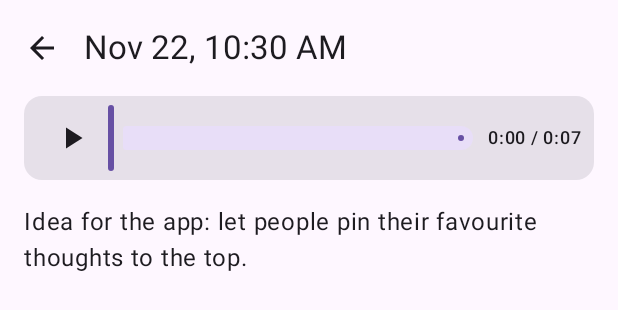
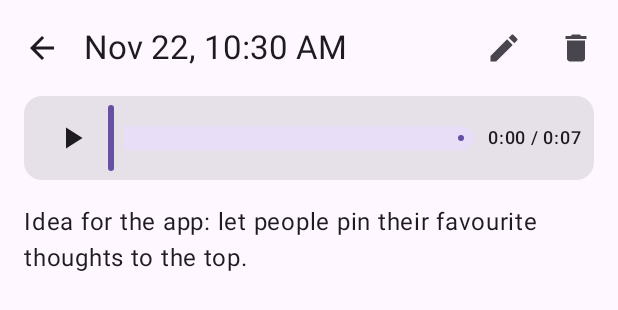
Before and after one commit to Wahab3917/pip, an Android app built with Jetpack Compose: the @Preview function NoteScreenPreview, on a phone screen of 412 x 824 dp. Shown: the top 310 px of the screen. Run offline under Robolectric (Android 15) with nearby library versions, the phone set to English and light mode, and no system bars; our stand-ins replace Room's generated code.

Commit message:
Add editing and deleting notes
- Note screen: pencil turns the transcript into an editable field (Save /
  Cancel; back cancels). Offered only once transcription is done or failed,
  so the background job can't overwrite the user's text.
- Bin asks for confirmation, then deletes the note's row and its recording.
- NoteEditingTest covers edit and delete on the real database.

```diff
--- a/app/src/main/java/one/mindly/pip/MainActivity.kt
+++ b/app/src/main/java/one/mindly/pip/MainActivity.kt
@@ -73,6 +73,11 @@ class MainActivity : ComponentActivity() {
                         onTogglePlay = { viewModel.togglePlayback(open) },
                         onSeek = { viewModel.seek(open, it) },
                         onRetry = { viewModel.retryTranscription(open.id) },
+                        onSaveTranscript = { viewModel.editTranscript(open.id, it) },
+                        onDelete = {
+                            viewModel.delete(open)
+                            openId = null
+                        },
                         onBack = {
                             viewModel.stopPlayback()
                             openId = null
--- a/app/src/main/java/one/mindly/pip/core/storage/ThoughtDao.kt
+++ b/app/src/main/java/one/mindly/pip/core/storage/ThoughtDao.kt
@@ -31,6 +31,9 @@ interface ThoughtDao {
     @Query("UPDATE thoughts SET transcript = :transcript, status = 'READY' WHERE id = :id")
     suspend fun setTranscript(id: UUID, transcript: String)
 
+    @Query("DELETE FROM thoughts WHERE id = :id")
+    suspend fun delete(id: UUID)
+
     /** A transcription that was running when the app died never finished: queue it again. */
     @Query("UPDATE thoughts SET status = 'CAUGHT' WHERE status = 'TRANSCRIBING'")
     suspend fun requeueInterrupted()
--- a/app/src/main/java/one/mindly/pip/ui/note/NoteScreen.kt
+++ b/app/src/main/java/one/mindly/pip/ui/note/NoteScreen.kt
@@ -11,12 +11,14 @@ import androidx.compose.foundation.layout.padding
 import androidx.compose.foundation.rememberScrollState
 import androidx.compose.foundation.text.selection.SelectionContainer
 import androidx.compose.foundation.verticalScroll
+import androidx.compose.material3.AlertDialog
 import androidx.compose.material3.Card
 import androidx.compose.material3.ExperimentalMaterial3Api
 import androidx.compose.material3.Icon
 import androidx.compose.material3.IconButton
 import androidx.compose.material3.LinearProgressIndicator
 import androidx.compose.material3.MaterialTheme
+import androidx.compose.material3.OutlinedTextField
 import androidx.compose.material3.Scaffold
 import androidx.compose.material3.Slider
 import androidx.compose.material3.Text
@@ -28,6 +30,7 @@ import androidx.compose.runtime.getValue
 import androidx.compose.runtime.mutableFloatStateOf
 import androidx.compose.runtime.mutableStateOf
 import androidx.compose.runtime.remember
+import androidx.compose.runtime.saveable.rememberSaveable
 import androidx.compose.runtime.setValue
 import androidx.compose.ui.Alignment
 import androidx.compose.ui.Modifier
@@ -47,10 +50,14 @@ import java.time.Instant
 import java.util.UUID
 
 /**
- * One note: the audio player on top, the transcript below. Stateless, like HomeScreen.
+ * One note: the audio player on top, the transcript below, and Edit / Delete in the top bar.
+ * Stateless apart from the edit draft and the delete dialog, which only matter on this screen.
  *
  * The transcript is what the note *is*; the recording is kept as the safety net (the
  * transcript can be wrong, the audio can't), so it's always one tap away.
+ *
+ * Editing is offered only once the transcript is done (READY) or has failed, so the background
+ * job can't overwrite the user's words. Back while editing cancels the edit.
  */
 @OptIn(ExperimentalMaterial3Api::class)
 @Composable
@@ -61,9 +68,16 @@ fun NoteScreen(
     onTogglePlay: () -> Unit,
     onSeek: (Int) -> Unit,
     onRetry: () -> Unit,
+    onSaveTranscript: (String) -> Unit,
+    onDelete: () -> Unit,
     onBack: () -> Unit,
 ) {
-    BackHandler(onBack = onBack)
+    // The text being edited, or null when not editing. Saveable, so rotating doesn't lose it.
+    var draft by rememberSaveable(thought.id) { mutableStateOf<String?>(null) }
+    var confirmDelete by rememberSaveable(thought.id) { mutableStateOf(false) }
+    val canEdit = thought.status == ThoughtStatus.READY || thought.status == ThoughtStatus.FAILED
+
+    BackHandler { if (draft != null) draft = null else onBack() }
     val context = LocalContext.current
     Scaffold(
         topBar = {
@@ -79,6 +93,24 @@ fun NoteScreen(
                 navigationIcon = {
                     IconButton(onClick = onBack) {
                         Icon(painterResource(R.drawable.ic_back), stringResource(R.string.note_back))
+                    }
+                },
+                actions = {
+                    val editing = draft
+                    if (editing != null) {
+                        TextButton(onClick = { draft = null }) { Text(stringResource(R.string.note_cancel)) }
+                        TextButton(onClick = { onSaveTranscript(editing); draft = null }) {
+                            Text(stringResource(R.string.note_save))
+                        }
+                    } else {
+                        if (canEdit) {
+                            IconButton(onClick = { draft = thought.transcript.orEmpty() }) {
+                                Icon(painterResource(R.drawable.ic_edit), stringResource(R.string.note_edit))
+                            }
+                        }
+                        IconButton(onClick = { confirmDelete = true }) {
+                            Icon(painterResource(R.drawable.ic_delete), stringResource(R.string.note_delete))
+                        }
                     }
                 },
             )
@@ -99,8 +131,33 @@ fun NoteScreen(
                 onTogglePlay = onTogglePlay,
                 onSeek = onSeek,
             )
-            Transcript(thought, onRetry)
+            val editing = draft
+            if (editing != null) {
+                OutlinedTextField(
+                    value = editing,
+                    onValueChange = { draft = it },
+                    label = { Text(stringResource(R.string.note_transcript_label)) },
+                    modifier = Modifier.fillMaxWidth(),
+                    textStyle = MaterialTheme.typography.bodyLarge,
+                )
+            } else {
+                Transcript(thought, onRetry)
+            }
         }
+    }
+
+    if (confirmDelete) {
+        AlertDialog(
+            onDismissRequest = { confirmDelete = false },
+            title = { Text(stringResource(R.string.note_delete_title)) },
+            text = { Text(stringResource(R.string.note_delete_text)) },
+            confirmButton = {
+                TextButton(onClick = { confirmDelete = false; onDelete() }) { Text(stringResource(R.string.note_delete)) }
+            },
+            dismissButton = {
+                TextButton(onClick = { confirmDelete = false }) { Text(stringResource(R.string.note_cancel)) }
+            },
+        )
     }
 }
 
@@ -201,7 +258,7 @@ private fun NoteScreenPreview() {
             ),
             player = ThoughtPlayer.State(),
             positionMs = { 0 },
-            onTogglePlay = {}, onSeek = {}, onRetry = {}, onBack = {},
+            onTogglePlay = {}, onSeek = {}, onRetry = {}, onSaveTranscript = {}, onDelete = {}, onBack = {},
         )
     }
 }
--- /dev/null
+++ b/app/src/main/res/drawable/ic_delete.xml
@@ -0,0 +1,12 @@
+<?xml version="1.0" encoding="utf-8"?>
+<!-- Material icon. Tinted by the composable that draws it, so the color comes from the theme. -->
+<vector xmlns:android="http://schemas.android.com/apk/res/android"
+    android:width="24dp"
+    android:height="24dp"
+    android:autoMirrored="false"
+    android:viewportWidth="24"
+    android:viewportHeight="24">
+    <path
+        android:fillColor="#FF000000"
+        android:pathData="M6,19c0,1.1 0.9,2 2,2h8c1.1,0 2,-0.9 2,-2V7H6v12zM19,4h-3.5l-1,-1h-5l-1,1H5v2h14V4z" />
+</vector>
--- /dev/null
+++ b/app/src/main/res/drawable/ic_edit.xml
@@ -0,0 +1,12 @@
+<?xml version="1.0" encoding="utf-8"?>
+<!-- Material icon. Tinted by the composable that draws it, so the color comes from the theme. -->
+<vector xmlns:android="http://schemas.android.com/apk/res/android"
+    android:width="24dp"
+    android:height="24dp"
+    android:autoMirrored="false"
+    android:viewportWidth="24"
+    android:viewportHeight="24">
+    <path
+        android:fillColor="#FF000000"
+        android:pathData="M3,17.25V21h3.75L17.81,9.94l-3.75,-3.75L3,17.25zM20.71,7.04c0.39,-0.39 0.39,-1.02 0,-1.41l-2.34,-2.34c-0.39,-0.39 -1.02,-0.39 -1.41,0l-1.83,1.83 3.75,3.75 1.83,-1.83z" />
+</vector>
--- a/app/src/main/res/values/strings.xml
+++ b/app/src/main/res/values/strings.xml
@@ -50,6 +50,13 @@
     <string name="note_failed">Couldn\'t transcribe this one. The recording above is safe.</string>
     <string name="note_retry">Try again</string>
     <string name="note_no_words">No words heard. Play the recording above to listen.</string>
+    <string name="note_edit">Edit</string>
+    <string name="note_save">Save</string>
+    <string name="note_cancel">Cancel</string>
+    <string name="note_transcript_label">Note</string>
+    <string name="note_delete">Delete</string>
+    <string name="note_delete_title">Delete this thought?</string>
+    <string name="note_delete_text">The text and the recording are removed from this phone. This can\'t be undone.</string>
 
     <!-- Quick-settings tile and home-screen widget -->
     <string name="tile_label">Pip</string>
```
Also changed, not shown: app/src/main/java/one/mindly/pip/core/storage/ThoughtRepository.kt (+14 -0 lines), app/src/main/java/one/mindly/pip/ui/home/HomeViewModel.kt (+9 -0 lines), 2 other files.
